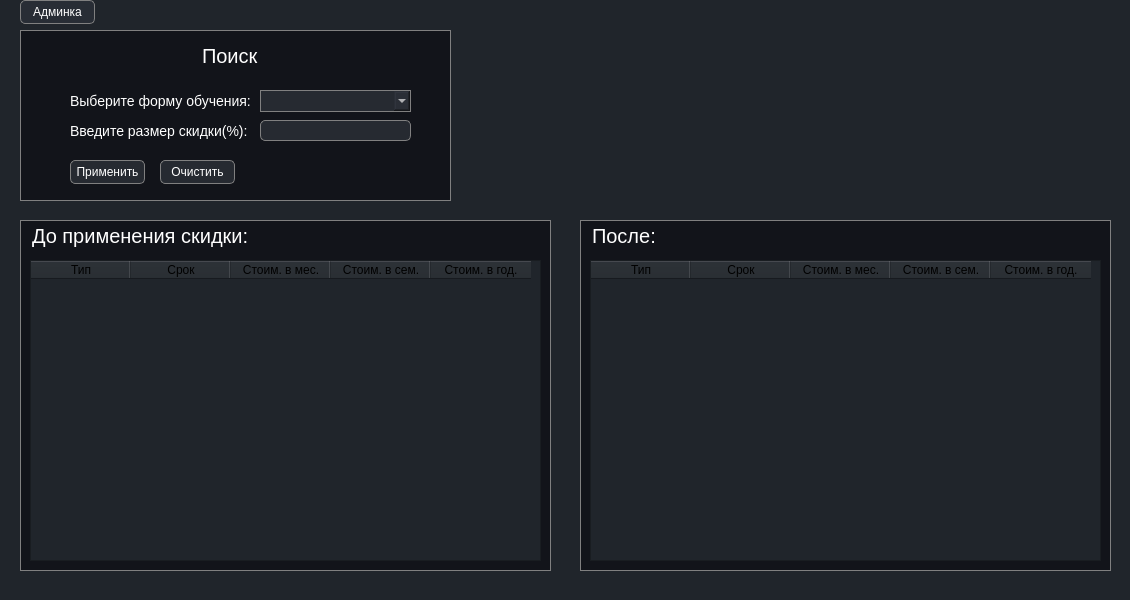
First picture: the form in design/app.ui, repository Fentomi/app-for-academy2.0, before the edit.
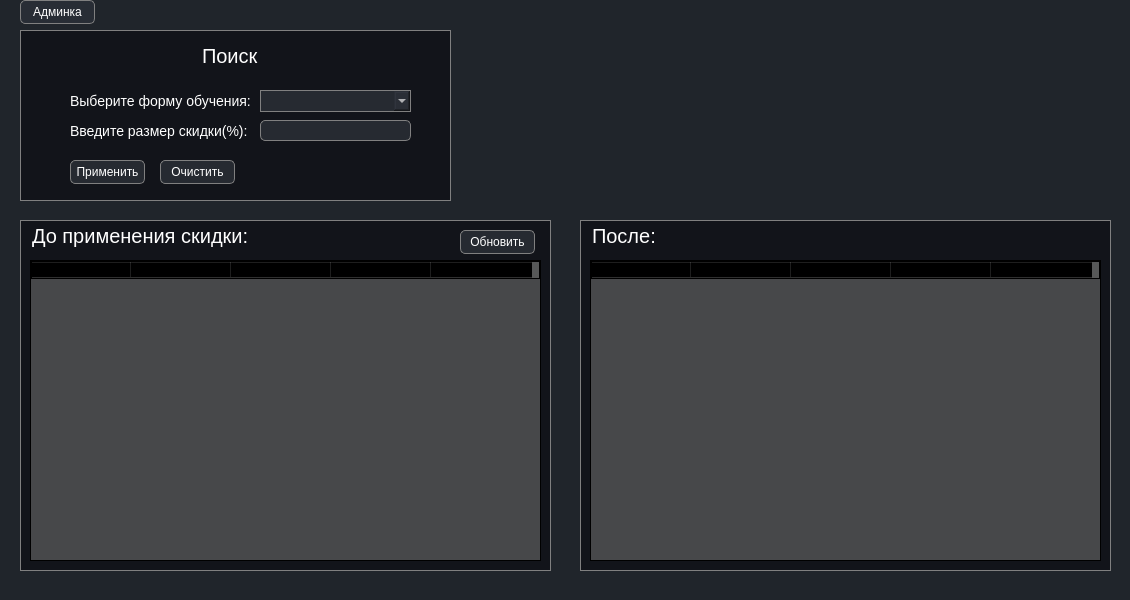
Second picture: the form after the edit.

Commit message: change design app.ui: add button update for table and change his background color

Diff of the .ui file:
```diff
--- a/design/app.ui
+++ b/design/app.ui
@@ -267,7 +267,8 @@
      </size>
     </property>
     <property name="styleSheet">
-     <string notr="true"/>
+     <string notr="true">background-color: rgba(94, 94, 94, 0.7);
+border: 1px solid black;</string>
     </property>
     <attribute name="horizontalHeaderCascadingSectionResizes">
      <bool>false</bool>
@@ -282,6 +283,13 @@
      <property name="text">
       <string>Тип</string>
      </property>
+     <property name="background">
+      <color>
+       <red>85</red>
+       <green>255</green>
+       <blue>0</blue>
+      </color>
+     </property>
     </column>
     <column>
      <property name="text">
@@ -320,7 +328,8 @@
      </size>
     </property>
     <property name="styleSheet">
-     <string notr="true"/>
+     <string notr="true">background-color: rgba(94, 94, 94, 0.7);
+border: 1px solid black;</string>
     </property>
     <attribute name="horizontalHeaderCascadingSectionResizes">
      <bool>false</bool>
@@ -357,6 +366,25 @@
      </property>
     </column>
    </widget>
+   <widget class="QPushButton" name="pushButton_update">
+    <property name="geometry">
+     <rect>
+      <x>460</x>
+      <y>230</y>
+      <width>75</width>
+      <height>24</height>
+     </rect>
+    </property>
+    <property name="styleSheet">
+     <string notr="true">background-color: rgba(43,48,55, 0.8);
+border: 1px solid gray;
+border-radius: 5px;
+color: white;</string>
+    </property>
+    <property name="text">
+     <string>Обновить</string>
+    </property>
+   </widget>
   </widget>
  </widget>
  <resources/>
```
The commit also changes 3 other files.
